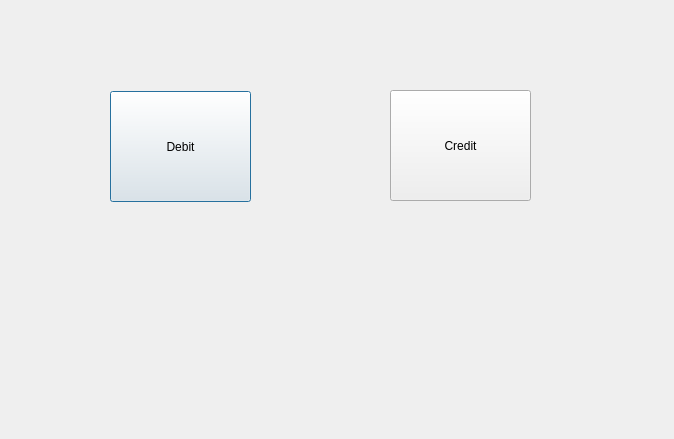
The window that bank-automat/debitvscredit.ui (25kmo-project/group_15) describes before a commit, drawn with Qt 5.
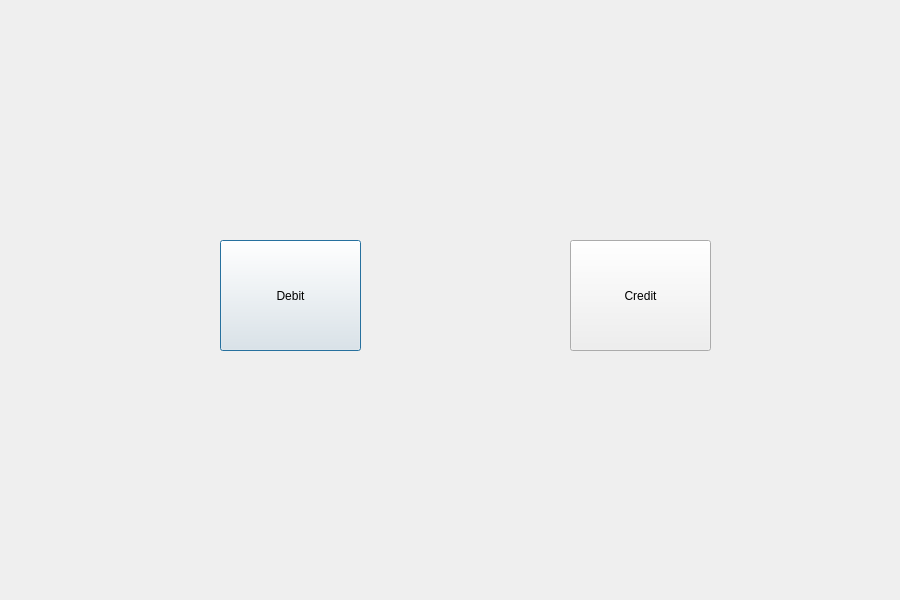
The same window after the commit.

Commit message: .ui sizes are the same 900x600

What changed in the file:
```diff
--- a/bank-automat/debitvscredit.ui
+++ b/bank-automat/debitvscredit.ui
@@ -6,8 +6,8 @@
    <rect>
     <x>0</x>
     <y>0</y>
-    <width>674</width>
-    <height>439</height>
+    <width>900</width>
+    <height>600</height>
    </rect>
   </property>
   <property name="windowTitle">
@@ -16,8 +16,8 @@
   <widget class="QPushButton" name="btnDebit">
    <property name="geometry">
     <rect>
-     <x>110</x>
-     <y>91</y>
+     <x>220</x>
+     <y>240</y>
      <width>141</width>
      <height>111</height>
     </rect>
@@ -29,8 +29,8 @@
   <widget class="QPushButton" name="btnCredit">
    <property name="geometry">
     <rect>
-     <x>390</x>
-     <y>90</y>
+     <x>570</x>
+     <y>240</y>
      <width>141</width>
      <height>111</height>
     </rect>
```
The commit also changes 5 other files.
